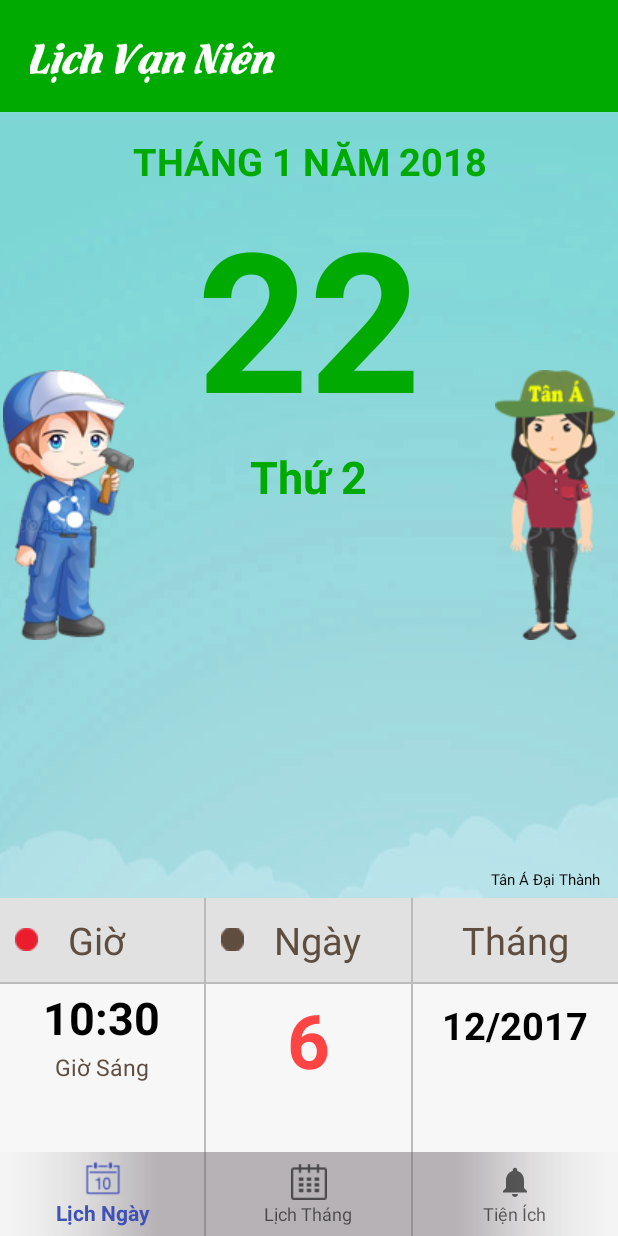
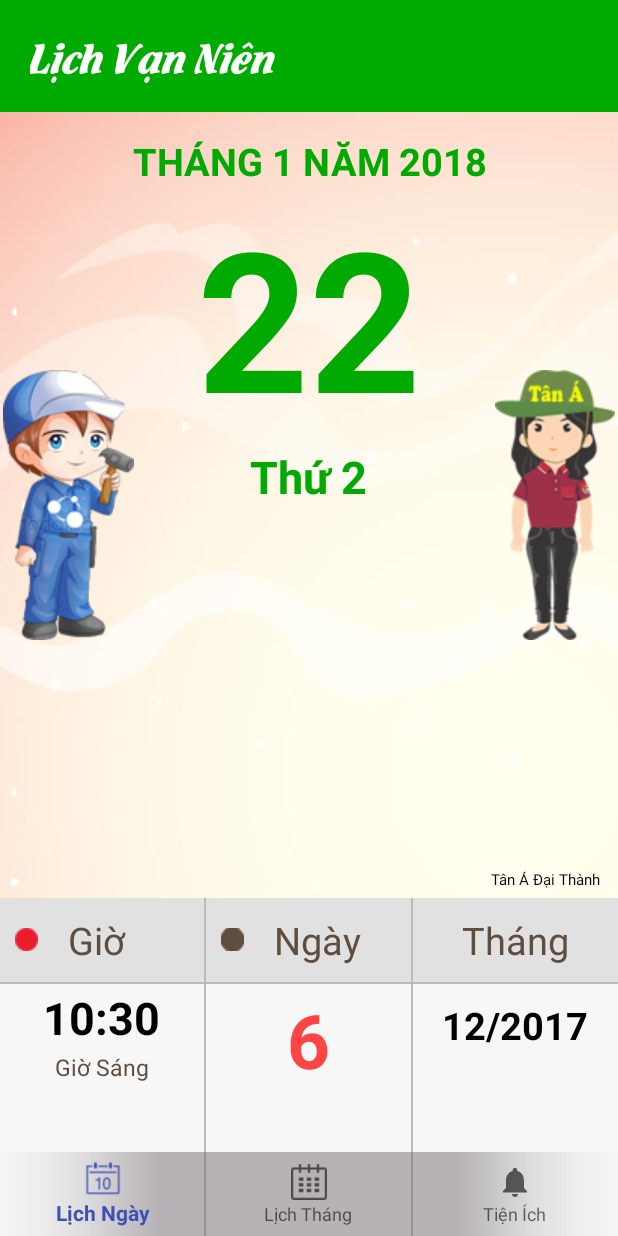
Before and after one commit to khoatyen2012/LichVanNien, an Android app: the screen it shows after launch (MainActivity), on a phone screen of 412 x 824 dp. Run offline under Robolectric (Android 15) with nearby library versions, the phone set to English and light mode, and no system bars; network calls fail; 5 statements that could not run were skipped.

Commit message:
pub roi
xuat ban roi

```diff
--- a/app/src/main/java/tana/daithanh/frame/MyFrame.java
+++ b/app/src/main/java/tana/daithanh/frame/MyFrame.java
@@ -520,7 +520,7 @@ public class MyFrame extends Fragment {
                         rlBg.setBackgroundResource(R.drawable.nentuyet);
                     }else if(chon==3)
                     {
-                        rlBg.setBackgroundResource(R.drawable.nenxanh);
+                        rlBg.setBackgroundResource(R.drawable.nenvang);
                     }else
                     {
                         rlBg.setBackgroundResource(R.drawable.nennang);
--- a/app/src/main/res/layout/frm_layout.xml
+++ b/app/src/main/res/layout/frm_layout.xml
@@ -50,7 +50,7 @@
             android:id="@+id/rlBg"
             android:layout_weight="7"
             android:layout_width="match_parent"
-            android:background="@drawable/nenxanh"
+            android:background="@drawable/nennang"
             android:layout_height="0dp">
 
             <TextView
```
Also changed, not shown: app/src/main/res/drawable/logo.png, app/src/main/res/drawable/nenvang.png (added), app/src/main/res/drawable/nenxanh.png (deleted), 6 other files.
